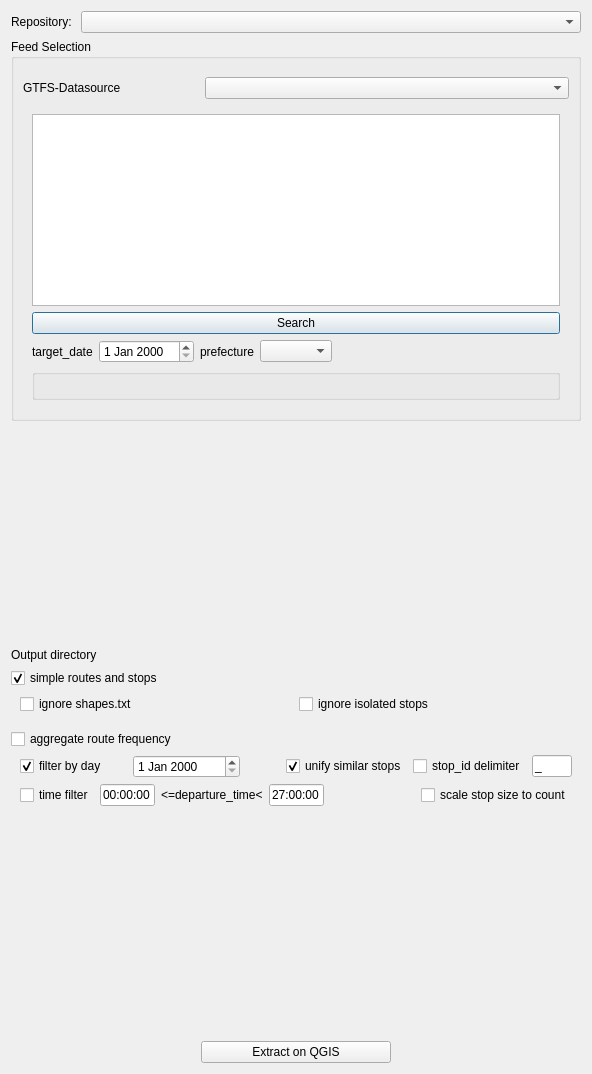
Above: gtfs_go_dialog_base.ui from MIERUNE/GTFS-GO before the change. Below: the same form after it.
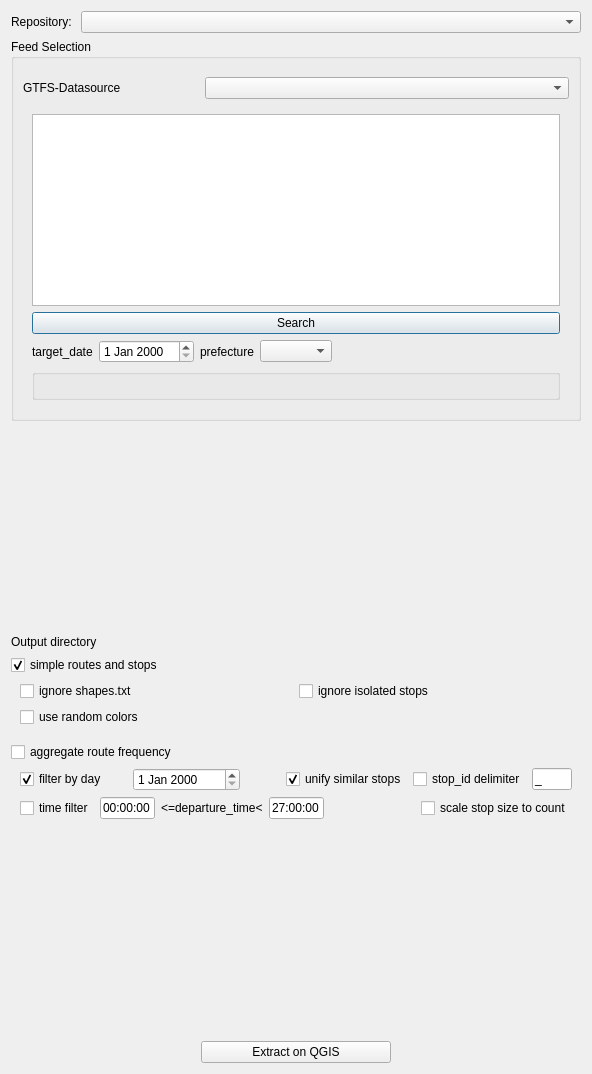
That is the form after the change. Icons and pictures are not drawn. Custom widgets are drawn as their Qt base class.

Commit message:
Rendering route_color when it is available
When the GTFS file includes route_color use it for styling, otherwise fall back to random colors. Leaves an option in the dialog to retain prior behavior of leveraging random colors in spite of route_color presence.

Also updates the i18n registrations.

Patch:
```diff
--- a/gtfs_go_dialog_base.ui
+++ b/gtfs_go_dialog_base.ui
@@ -286,6 +286,16 @@
         </item>
        </layout>
       </item>
+      <item>
+       <widget class="QCheckBox" name="useRandomColorsCheckbox">
+        <property name="text">
+         <string>use random colors</string>
+        </property>
+        <property name="checked">
+         <bool>false</bool>
+        </property>
+       </widget>
+      </item>
      </layout>
     </widget>
    </item>
```
The commit also changes 5 other files.
